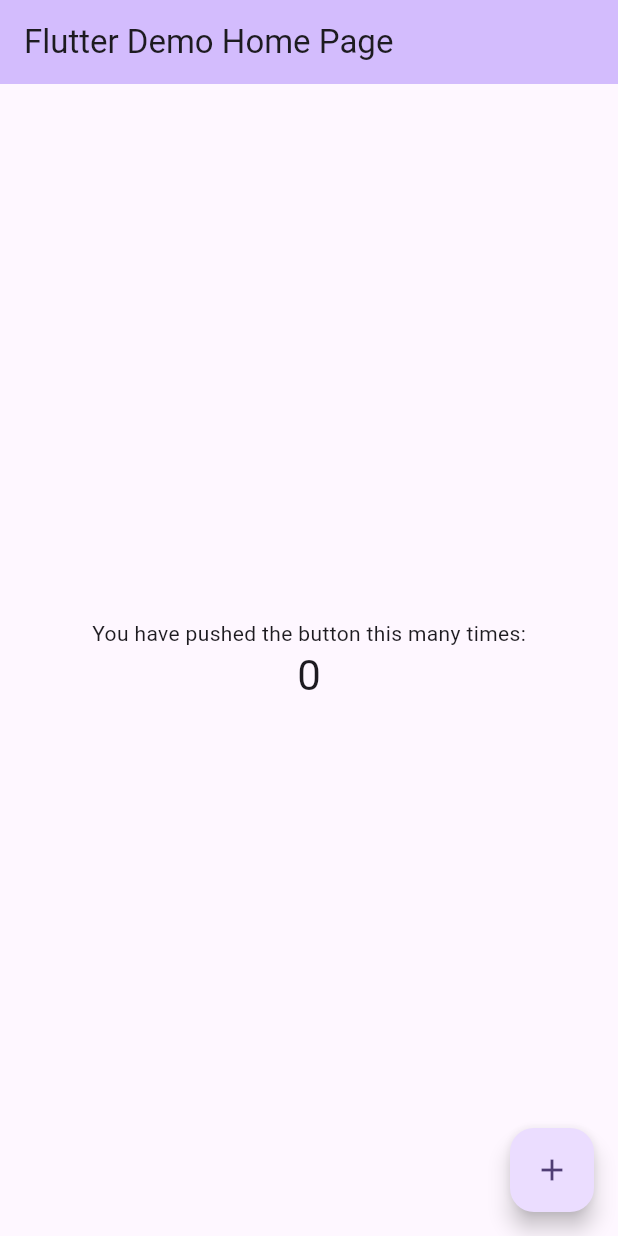
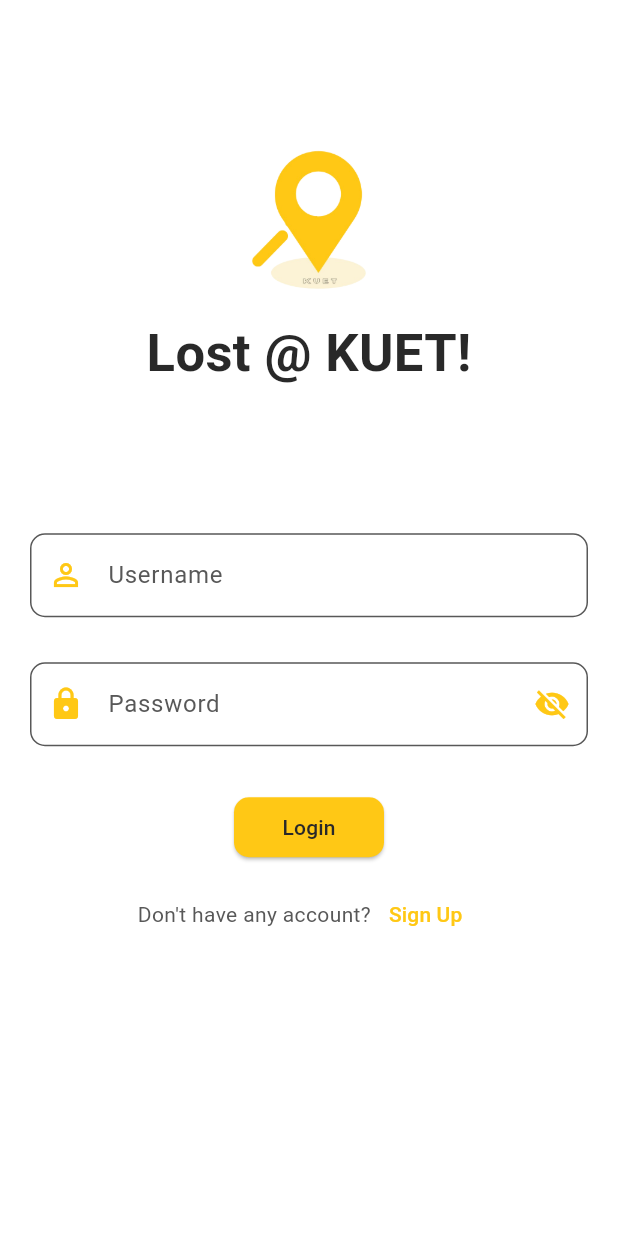
Before and after one commit to ShormiGhosh/Lost-At-KUET, a Flutter app: the screen it shows after launch, on a phone screen of 412 x 824 dp. Run offline on Flutter 3.47's test engine with Material 3 defaults, Android fonts, the phone set to English and light mode, and no system bars; our stand-ins replace shared_preferences.

Commit message:
login and signup page ui implemented

```diff
--- /dev/null
+++ b/lib/Login_screen.dart
@@ -0,0 +1,137 @@
+import 'dart:async';
+import 'package:flutter/material.dart';
+import 'package:shared_preferences/shared_preferences.dart';
+
+import 'main.dart';
+
+class LoginScreen extends StatefulWidget {
+  @override
+  State<LoginScreen> createState() => _LoginScreenState();
+}
+
+class _LoginScreenState extends State<LoginScreen> {
+  bool flag = false;
+  bool textAnimationFlag = false;
+
+  @override
+  void initState() {
+    super.initState();
+    Timer(Duration(milliseconds: 500), () {
+      setState(() {
+        flag = true;
+      });
+      Future.delayed(Duration(milliseconds: 500), () {
+        setState(() {
+          textAnimationFlag = true;
+        });
+      });
+    });
+  }
+
+  var usernameController = TextEditingController();
+  var passController = TextEditingController();
+  bool isPasswordVisible = false;
+
+  @override
+  Widget build(BuildContext context) {
+    return Scaffold(
+      body: SingleChildScrollView(
+        child: Container(
+          height: MediaQuery.of(context).size.height,
+          padding: EdgeInsets.symmetric(horizontal: 20),
+          child: Column(
+            mainAxisAlignment: MainAxisAlignment.center,
+            children: [
+              Spacer(flex: 1),
+              AnimatedCrossFade(
+                firstChild: SizedBox.shrink(),
+                duration: Duration(milliseconds: 500),
+                secondChild: Image.asset(
+                  "assets/images/lostatkuet_icon.png",
+                  width: 100,
+                  height: 100,
+                ),
+                sizeCurve: Curves.easeOut,
+                crossFadeState:
+                flag ? CrossFadeState.showSecond : CrossFadeState.showFirst,
+              ),
+              SizedBox(height: 15),
+              AnimatedOpacity(
+                opacity: textAnimationFlag ? 1.0 : 0.0,
+                duration: Duration(milliseconds: 500),
+                child: Text(
+                  "Lost @ KUET!",
+                  style: TextStyle(
+                    fontSize: 35,
+                    color: Color(0xFF292929),
+                    fontWeight: FontWeight.bold,
+                  ),
+                ),
+              ),
+              Spacer(flex: 1),
+              TextField(
+                controller: usernameController,
+                decoration: InputDecoration(
+                  hintText: 'Username',
+                  hintStyle: TextStyle(color: Color(0xFF585858)),
+                  prefixIcon: Icon(Icons.person_outline),
+                ),
+              ),
+              SizedBox(height: 30),
+              TextField(
+                controller: passController,
+                obscureText: !isPasswordVisible,
+                decoration: InputDecoration(
+                  hintText: 'Password',
+                  hintStyle: TextStyle(color: Color(0xFF585858)),
+                  prefixIcon: Icon(Icons.lock),
+                  suffixIcon: IconButton(
+                    icon: Icon(
+                      isPasswordVisible
+                          ? Icons.visibility
+                          : Icons.visibility_off,
+                    ),
+                    onPressed: () {
+                      setState(() {
+                        isPasswordVisible = !isPasswordVisible;
+                      });
+                    },
+                  ),
+                ),
+              ),
+              SizedBox(height: 30),
+              SizedBox(
+                width: 100,
+                child: ElevatedButton(
+                  child: Text("Login"),
+                  onPressed: () async {
+                    // ... existing login logic ...
+                  },
+                ),
+              ),
+              SizedBox(height: 10),
+              Row(
+                mainAxisAlignment: MainAxisAlignment.center,
+                children: [
+                  Text("Don't have any account?"),
+                  TextButton(
+                    child: Text("Sign Up"),
+                    onPressed: () {
+                      Navigator.pushReplacement(
+                        context,
+                        MaterialPageRoute(
+                          builder: (context) => MyHomePage(),
+                        ),
+                      );
+                    },
+                  ),
+                ],
+              ),
+              Spacer(flex: 2),
+            ],
+          ),
+        ),
+      ),
+    );
+  }
+}
--- a/lib/main.dart
+++ b/lib/main.dart
@@ -1,122 +1,218 @@
+import 'dart:async';
+
+import 'package:LostAtKuet/Login_screen.dart';
 import 'package:flutter/material.dart';
+
+import 'Splash_Screen.dart';
 
 void main() {
   runApp(const MyApp());
 }
 
 class MyApp extends StatelessWidget {
-  const MyApp({super.key});
+  const MyApp({super.key}); // Default value for userId
 
   // This widget is the root of your application.
   @override
   Widget build(BuildContext context) {
     return MaterialApp(
-      title: 'Flutter Demo',
+      title: 'Lost @ KUET',
         theme: ThemeData(
-        // This is the theme of your application.
-        //
-        // TRY THIS: Try running your application with "flutter run". You'll see
-        // the application has a purple toolbar. Then, without quitting the app,
-        // try changing the seedColor in the colorScheme below to Colors.green
-        // and then invoke "hot reload" (save your changes or press the "hot
-        // reload" button in a Flutter-supported IDE, or press "r" if you used
-        // the command line to start the app).
-        //
-        // Notice that the counter didn't reset back to zero; the application
-        // state is not lost during the reload. To reset the state, use hot
-        // restart instead.
-        //
-        // This works for code too, not just values: Most code changes can be
-        // tested with just a hot reload.
-        colorScheme: ColorScheme.fromSeed(seedColor: Colors.deepPurple),
+        // Base colors
+        scaffoldBackgroundColor: Color(0xFFFFFFFF), // White background
+    colorScheme: ColorScheme(
+    brightness: Brightness.light,
+    primary: Color(0xFFFFC815), // Yellow
+    onPrimary: Color(0xFF292929), // Dark grey text on yellow
+    secondary: Color(0xFF585858), // Light grey
+    onSecondary: Color(0xFFFFFFFF), // White text on light grey
+    surface: Color(0xFFFFFFFF), // White
+    onSurface: Color(0xFF292929), // Dark grey
+    background: Color(0xFFFFFFFF), // White
+    onBackground: Color(0xFF292929), // Dark grey
+    error: Colors.red,
+    onError: Color(0xFFFFFFFF),
     ),
-      home: const MyHomePage(title: 'Flutter Demo Home Page'),
+          // Text theme
+          textTheme: TextTheme(
+            titleLarge: TextStyle(
+              color: Color(0xFF292929),
+              fontWeight: FontWeight.bold,
+            ),
+            bodyLarge: TextStyle(color: Color(0xFF292929)),
+            bodyMedium: TextStyle(color: Color(0xFF585858)),
+          ),
+
+          // Input decoration theme
+          inputDecorationTheme: InputDecorationTheme(
+            prefixIconColor: Color(0xFFFFC815),
+            suffixIconColor: Color(0xFFFFC815),
+            labelStyle: TextStyle(color: Color(0xFF585858)),
+            focusedBorder: OutlineInputBorder(
+              borderRadius: BorderRadius.circular(10.0),
+              borderSide: BorderSide(
+                color: Color(0xFFFFC815),
+                width: 2.0,
+              ),
+            ),
+            enabledBorder: OutlineInputBorder(
+              borderRadius: BorderRadius.circular(10.0),
+              borderSide: BorderSide(
+                color: Color(0xFF585858),
+                width: 1.0,
+              ),
+            ),
+          ),
+
+          // Elevated button theme
+          elevatedButtonTheme: ElevatedButtonThemeData(
+            style: ElevatedButton.styleFrom(
+              backgroundColor: Color(0xFFFFC815),
+              foregroundColor: Color(0xFF292929),
+              shape: RoundedRectangleBorder(
+                borderRadius: BorderRadius.circular(10),
+              ),
+            ),
+          ),
+
+          // Text button theme
+          textButtonTheme: TextButtonThemeData(
+            style: TextButton.styleFrom(
+              foregroundColor: Color(0xFFFFC815),
+            ),
+          ),
+        ),
+      home: LoginScreen(),
+      debugShowCheckedModeBanner: false,
     );
   }
 }
 
 class MyHomePage extends StatefulWidget {
-  const MyHomePage({super.key, required this.title});
-
-  // This widget is the home page of your application. It is stateful, meaning
-  // that it has a State object (defined below) that contains fields that affect
-  // how it looks.
-
-  // This class is the configuration for the state. It holds the values (in this
-  // case the title) provided by the parent (in this case the App widget) and
-  // used by the build method of the State. Fields in a Widget subclass are
-  // always marked "final".
-
-  final String title;
+  const MyHomePage({super.key});
 
   @override
   State<MyHomePage> createState() => _MyHomePageState();
 }
 
 class _MyHomePageState extends State<MyHomePage> {
-  int _counter = 0;
+  var emailController = TextEditingController();
+  var passwordController = TextEditingController();
+  var nameController = TextEditingController();
+  bool isPasswordVisible = false;
+  bool flag = false;
 
-  void _incrementCounter() {
+  @override
+  void initState() {
+    super.initState();
+    Timer(Duration(milliseconds: 500), () {
       setState(() {
-      // This call to setState tells the Flutter framework that something has
-      // changed in this State, which causes it to rerun the build method below
-      // so that the display can reflect the updated values. If we changed
-      // _counter without calling setState(), then the build method would not be
-      // called again, and so nothing would appear to happen.
-      _counter++;
+        flag = true;
+      });
     });
   }
 
   @override
   Widget build(BuildContext context) {
-    // This method is rerun every time setState is called, for instance as done
-    // by the _incrementCounter method above.
-    //
-    // The Flutter framework has been optimized to make rerunning build methods
-    // fast, so that you can just rebuild anything that needs updating rather
-    // than having to individually change instances of widgets.
     return Scaffold(
-      appBar: AppBar(
-        // TRY THIS: Try changing the color here to a specific color (to
-        // Colors.amber, perhaps?) and trigger a hot reload to see the AppBar
-        // change color while the other colors stay the same.
-        backgroundColor: Theme.of(context).colorScheme.inversePrimary,
-        // Here we take the value from the MyHomePage object that was created by
-        // the App.build method, and use it to set our appbar title.
-        title: Text(widget.title),
+      body: SingleChildScrollView(
+        child: Container(
+          height: MediaQuery.of(context).size.height,
+          padding: EdgeInsets.symmetric(horizontal: 20),
+          child: Column(
+            mainAxisAlignment: MainAxisAlignment.center,
+            children: [
+              Spacer(flex: 1),
+              AnimatedCrossFade(
+                firstChild: SizedBox.shrink(),
+                duration: Duration(milliseconds: 500),
+                secondChild: Image.asset(
+                  "assets/images/lostatkuet_icon.png",
+                  width: 100,
+                  height: 100,
                 ),
-      body: Center(
-        // Center is a layout widget. It takes a single child and positions it
-        // in the middle of the parent.
-        child: Column(
-          // Column is also a layout widget. It takes a list of children and
-          // arranges them vertically. By default, it sizes itself to fit its
-          // children horizontally, and tries to be as tall as its parent.
-          //
-          // Column has various properties to control how it sizes itself and
-          // how it positions its children. Here we use mainAxisAlignment to
-          // center the children vertically; the main axis here is the vertical
-          // axis because Columns are vertical (the cross axis would be
-          // horizontal).
-          //
-          // TRY THIS: Invoke "debug painting" (choose the "Toggle Debug Paint"
-          // action in the IDE, or press "p" in the console), to see the
-          // wireframe for each widget.
+                crossFadeState:
+                flag ? CrossFadeState.showSecond : CrossFadeState.showFirst,
+              ),
+              SizedBox(height: 20),
+              Text(
+                "Sign Up!",
+                style: TextStyle(
+                  fontSize: 40,
+                  color: Color(0xFF292929),
+                  fontWeight: FontWeight.bold,
+                ),
+              ),
+              Spacer(flex: 1),
+              TextField(
+                controller: nameController,
+                decoration: InputDecoration(
+                  label: Text('Enter username'),
+                  prefixIcon: Icon(Icons.person_outline),
+                ),
+              ),
+              SizedBox(height: 25),
+              TextField(
+                controller: emailController,
+                decoration: InputDecoration(
+                  label: Text('Enter email'),
+                  prefixIcon: Icon(Icons.email_outlined),
+                ),
+              ),
+              SizedBox(height: 25),
+              TextField(
+                controller: passwordController,
+                obscureText: !isPasswordVisible,
+                decoration: InputDecoration(
+                  label: Text('Set password'),
+                  prefixIcon: Icon(Icons.lock),
+                  suffixIcon: IconButton(
+                    icon: Icon(
+                      isPasswordVisible
+                          ? Icons.visibility
+                          : Icons.visibility_off,
+                    ),
+                    onPressed: () {
+                      setState(() {
+                        isPasswordVisible = !isPasswordVisible;
+                      });
+                    },
+                  ),
+                ),
+              ),
+              SizedBox(height: 30),
+              SizedBox(
+                width: 160,
+                child: ElevatedButton(
+                  child: Text("Create Account"),
+                  onPressed: () {
+                    // ... existing sign up logic ...
+                  },
+                ),
+              ),
+              SizedBox(height: 10),
+              Row(
                 mainAxisAlignment: MainAxisAlignment.center,
-          children: <Widget>[
-            const Text('You have pushed the button this many times:'),
-            Text(
-              '$_counter',
-              style: Theme.of(context).textTheme.headlineMedium,
+                children: [
+                  Text("Already have an account?"),
+                  TextButton(
+                    child: Text("Login"),
+                    onPressed: () {
+                      Navigator.pushReplacement(
+                        context,
+                        MaterialPageRoute(
+                          builder: (context) => SplashScreen(),
+                        ),
+                      );
+                    },
                   ),
                 ],
               ),
+              Spacer(flex: 2),
+            ],
           ),
-      floatingActionButton: FloatingActionButton(
-        onPressed: _incrementCounter,
-        tooltip: 'Increment',
-        child: const Icon(Icons.add),
-      ), // This trailing comma makes auto-formatting nicer for build methods.
+        ),
+      ),
     );
   }
 }
```
Also changed, not shown: lib/Splash_Screen.dart (added, +137 -0 lines), assets/images/lostatkuet_icon.png. Lines whose indentation alone changed are shown as unchanged.
